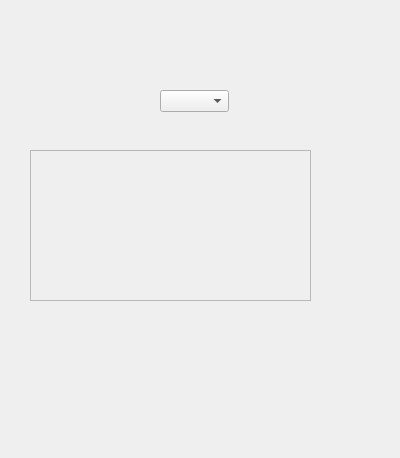
mizquierdo97/Graphics, file Graphics/meshwidget.ui: the form before one commit.
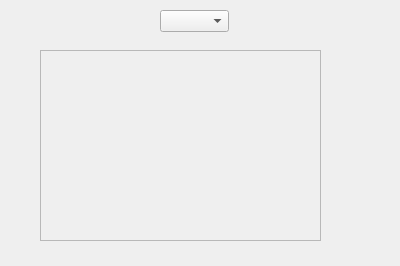
The form after the commit.

```diff
--- a/Graphics/meshwidget.ui
+++ b/Graphics/meshwidget.ui
@@ -7,7 +7,7 @@
     <x>0</x>
     <y>0</y>
     <width>400</width>
-    <height>458</height>
+    <height>266</height>
    </rect>
   </property>
   <property name="windowTitle">
@@ -17,7 +17,7 @@
    <property name="geometry">
     <rect>
      <x>160</x>
-     <y>90</y>
+     <y>10</y>
      <width>69</width>
      <height>22</height>
     </rect>
@@ -26,10 +26,10 @@
   <widget class="QScrollArea" name="scrollArea">
    <property name="geometry">
     <rect>
-     <x>30</x>
-     <y>150</y>
+     <x>40</x>
+     <y>50</y>
      <width>281</width>
-     <height>151</height>
+     <height>191</height>
     </rect>
    </property>
    <property name="widgetResizable">
@@ -41,7 +41,7 @@
       <x>0</x>
       <y>0</y>
       <width>279</width>
-      <height>149</height>
+      <height>189</height>
      </rect>
     </property>
     <widget class="QWidget" name="verticalLayoutWidget">
@@ -50,7 +50,7 @@
        <x>0</x>
        <y>0</y>
        <width>281</width>
-       <height>151</height>
+       <height>191</height>
       </rect>
      </property>
      <layout class="QVBoxLayout" name="TexturesLayout"/>
```
